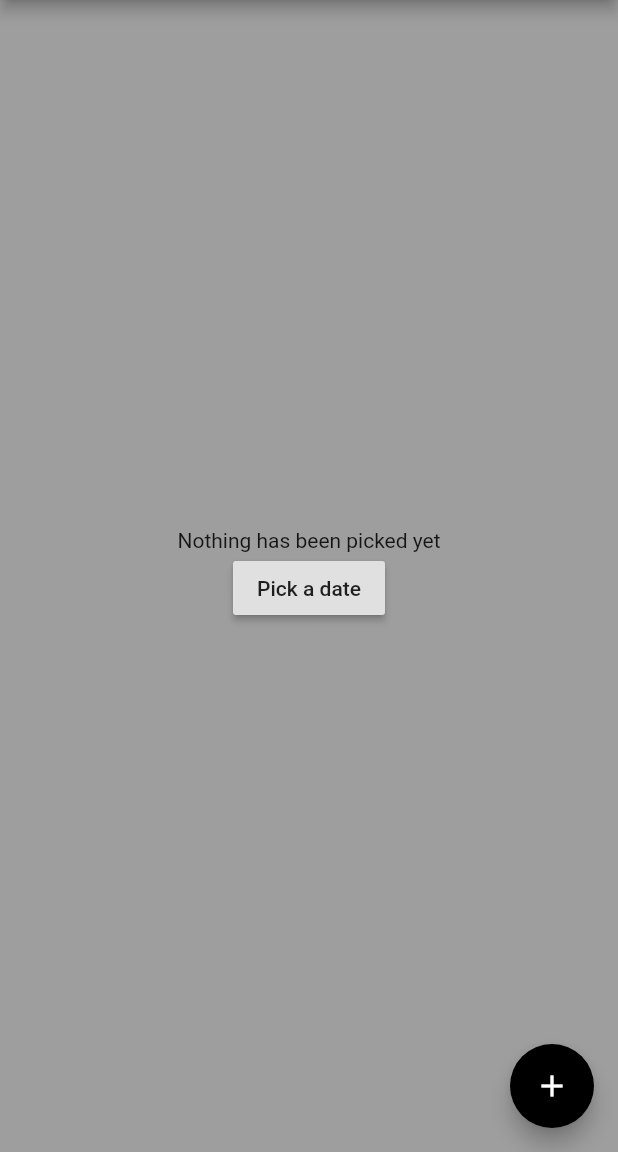
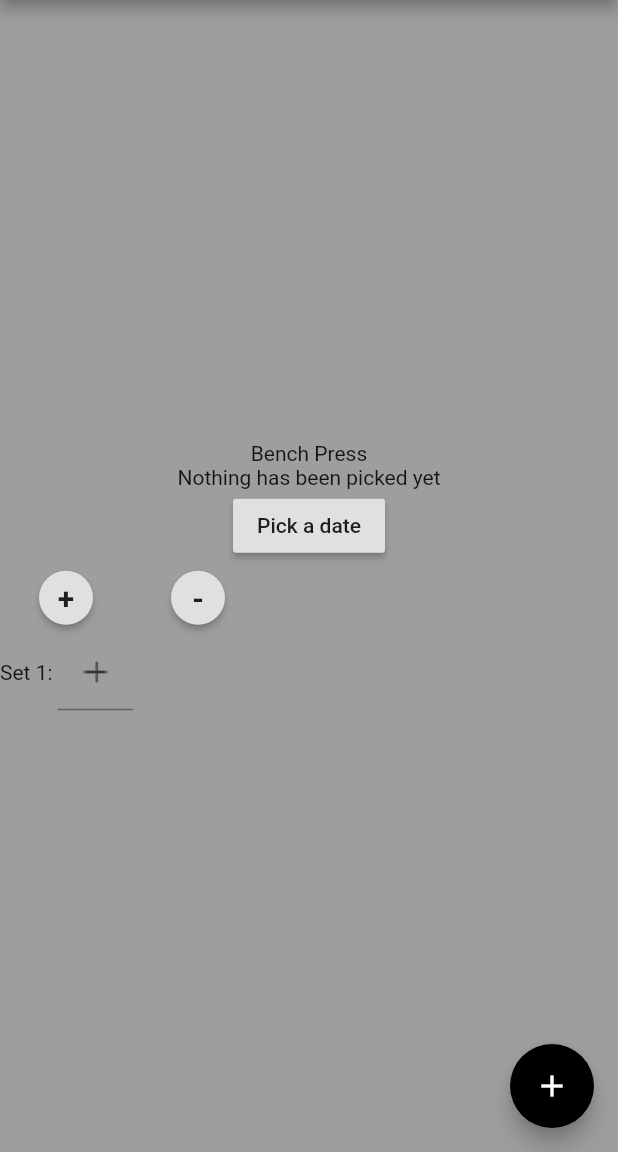
Before and after one commit to HichemChekir/ATHLETTO, a Flutter app: the screen it shows after launch, on a phone screen of 412 x 824 dp, the part 84-1236 px from its top. Run offline on Flutter 3.47's test engine with Material 2 defaults, Android fonts, the phone set to English and light mode, and no system bars; drawn by our look-alikes of flutter_spinbox; our stand-ins replace carousel_slider.

Commit message:
trying to add the inputs

```diff
--- a/lib/record_workout.dart
+++ b/lib/record_workout.dart
@@ -1,5 +1,7 @@
 import 'package:flutter/material.dart';
+import 'package:flutter/services.dart';
 import 'package:intl/intl.dart';
+import 'package:flutter_spinbox/material.dart';
 
 class record_workout extends StatefulWidget {
   const record_workout({Key key}) : super(key: key);
@@ -37,6 +39,7 @@ class _record_workoutState extends State<record_workout> {
         child: Column(
           mainAxisAlignment: MainAxisAlignment.center,
           children: <Widget>[
+            Text('Bench Press'),
             Text(_dateTime == null
                 ? 'Nothing has been picked yet'
                 : formatter.format(_dateTime)),
@@ -59,7 +62,42 @@ class _record_workoutState extends State<record_workout> {
                   },
                 );
               },
-            )
+            ),
+            Row(
+              children: [
+                RaisedButton(
+                  onPressed: () {},
+                  shape: CircleBorder(side: BorderSide.none),
+                  child: Text(
+                    '+',
+                    style: TextStyle(fontSize: 20, fontWeight: FontWeight.bold),
+                  ),
+                ),
+                RaisedButton(
+                  onPressed: () {},
+                  shape: CircleBorder(side: BorderSide.none),
+                  child: Text(
+                    '-',
+                    style: TextStyle(fontSize: 20, fontWeight: FontWeight.bold),
+                  ),
+                ),
+              ],
+            ),
+            Row(
+              children: [
+                Text('Set 1: '),
+                SizedBox(
+                  height: 51,
+                  width: 50,
+                  child: SpinBox(
+                    min: 0,
+                    max: 10,
+                    decoration: InputDecoration(labelText: 'Basic'),
+                    onChanged: (value) => print(value),
+                  ),
+                )
+              ],
+            ),
           ],
         ),
       ),
--- a/pubspec.yaml
+++ b/pubspec.yaml
@@ -30,6 +30,7 @@ dependencies:
   cupertino_icons: ^1.0.2
   provider: ^3.2.0
   flutter_login: ^1.0.13
+  flutter_spinbox: ^0.7.0
 
 dev_dependencies:
   flutter_test:
```
Also changed, not shown: pubspec.lock.
